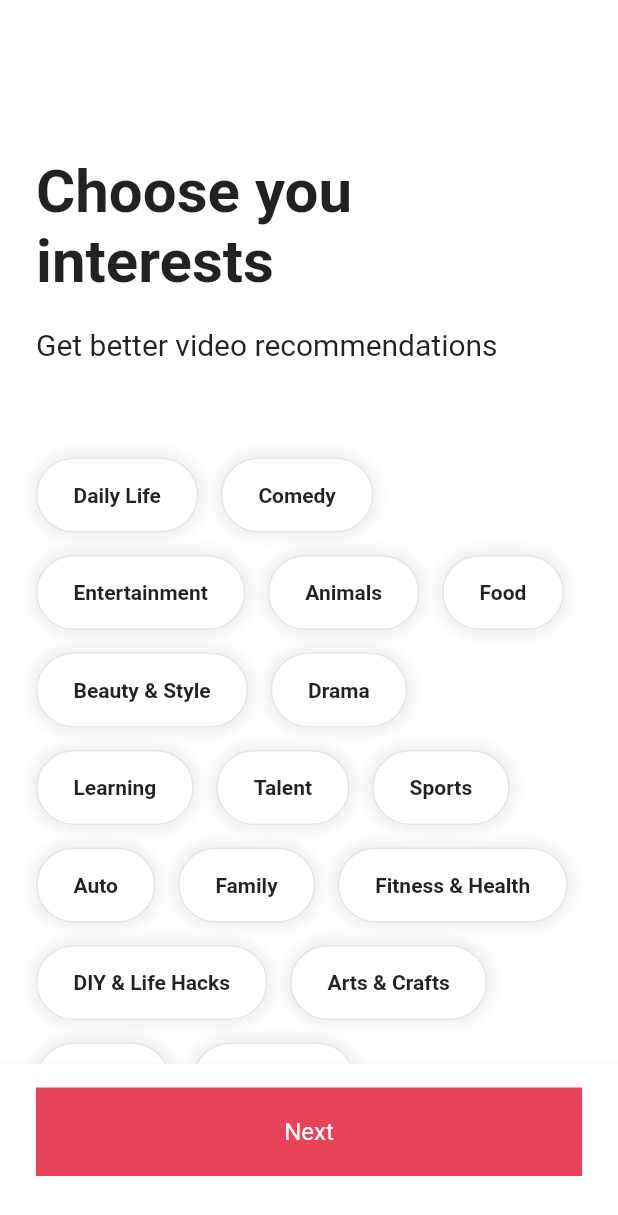
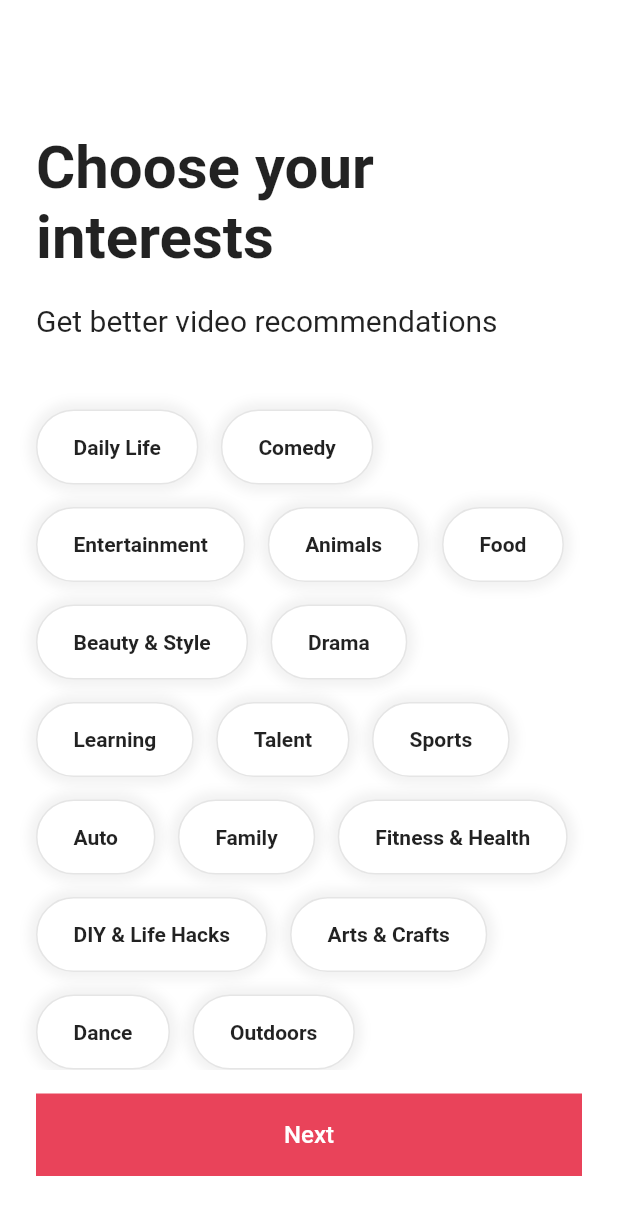
Before and after one commit to Seungnyeong/flutter-tiktok, a Flutter app: the InterestsScreen screen opened directly, on a phone screen of 412 x 824 dp. Shown: the top 1215 px of the screen. Run offline on Flutter 3.47's test engine with Material 3 defaults, Android fonts, the phone set to English and light mode, and no system bars; our stand-ins replace font_awesome_flutter, video_player, visibility_detector; network calls fail.

Commit message:
Dark Mode

```diff
--- a/lib/features/authentication/email_screen.dart
+++ b/lib/features/authentication/email_screen.dart
@@ -63,7 +63,6 @@ class _EmailScreenState extends State<EmailScreen> {
     return GestureDetector(
       onTap: _onScaffoldTap,
       child: Scaffold(
-        backgroundColor: Colors.white,
         appBar: AppBar(
           title: const Text(
             "Sign up",
--- a/lib/features/authentication/password_screen.dart
+++ b/lib/features/authentication/password_screen.dart
@@ -69,7 +69,6 @@ class _PasswordScreenState extends State<PasswordScreen> {
     return GestureDetector(
       onTap: _onScaffoldTap,
       child: Scaffold(
-        backgroundColor: Colors.white,
         appBar: AppBar(
           title: const Text(
             "Sign up",
--- a/lib/features/authentication/username_screen.dart
+++ b/lib/features/authentication/username_screen.dart
@@ -41,7 +41,6 @@ class _UsernameScreenState extends State<UsernameScreen> {
   @override
   Widget build(BuildContext context) {
     return Scaffold(
-      backgroundColor: Colors.white,
       appBar: AppBar(
         title: const Text(
           "Sign up",
--- a/lib/features/main_navigation/widgets/post_video_button.dart
+++ b/lib/features/main_navigation/widgets/post_video_button.dart
@@ -1,6 +1,7 @@
 import 'package:flutter/material.dart';
 import 'package:font_awesome_flutter/font_awesome_flutter.dart';
 import 'package:tiktok_clone/constants/sizes.dart';
+import 'package:tiktok_clone/utils.dart';
 
 class PostVideoButton extends StatelessWidget {
   const PostVideoButton({super.key, required this.inverted});
@@ -8,6 +9,7 @@ class PostVideoButton extends StatelessWidget {
 
   @override
   Widget build(BuildContext context) {
+    final isDark = isDarkMode(context);
     return Stack(
       clipBehavior: Clip.none,
       children: [
@@ -47,14 +49,14 @@ class PostVideoButton extends StatelessWidget {
             horizontal: Sizes.size12,
           ),
           decoration: BoxDecoration(
-              color: !inverted ? Colors.white : Colors.black,
+              color: !inverted || isDark ? Colors.white : Colors.black,
               borderRadius: BorderRadius.circular(
                 Sizes.size6,
               )),
           child: Center(
             child: FaIcon(
               FontAwesomeIcons.plus,
-              color: inverted ? Colors.white : Colors.black,
+              color: !inverted || isDark ? Colors.black : Colors.white,
               size: 18,
             ),
           ),
--- a/lib/features/onboarding/interests_screen.dart
+++ b/lib/features/onboarding/interests_screen.dart
@@ -2,6 +2,7 @@ import 'package:flutter/material.dart';
 import 'package:tiktok_clone/constants/gaps.dart';
 import 'package:tiktok_clone/constants/sizes.dart';
 import 'package:tiktok_clone/features/onboarding/tutorial_scrren.dart';
+
 import 'package:tiktok_clone/features/onboarding/widgets/interest_button.dart';
 
 const interests = [
@@ -46,6 +47,9 @@ const interests = [
 ];
 
 class InterestsScreen extends StatefulWidget {
+  static const String routeName = "interests";
+  static const String routeURL = "/tutorial";
+
   const InterestsScreen({super.key});
 
   @override
@@ -56,6 +60,7 @@ class _InterestsScreenState extends State<InterestsScreen> {
   final ScrollController _scrollController = ScrollController();
 
   bool _showTitle = false;
+
   void _onScroll() {
     if (_scrollController.offset > 100) {
       if (_showTitle) return;
@@ -74,7 +79,8 @@ class _InterestsScreenState extends State<InterestsScreen> {
       context,
       MaterialPageRoute(
         builder: (context) => const TutorialScreen(),
-        ));
+      ),
+    );
   }
 
   @override
@@ -95,10 +101,8 @@ class _InterestsScreenState extends State<InterestsScreen> {
       appBar: AppBar(
         title: AnimatedOpacity(
           opacity: _showTitle ? 1 : 0,
-          duration: const Duration(
-            milliseconds: 300,
-          ),
-          child: const Text('Choose your interests'),
+          duration: const Duration(milliseconds: 300),
+          child: const Text("Choose your interests"),
         ),
       ),
       body: Scrollbar(
@@ -109,15 +113,14 @@ class _InterestsScreenState extends State<InterestsScreen> {
             padding: const EdgeInsets.only(
               left: Sizes.size24,
               right: Sizes.size24,
-              top: Sizes.size16,
-              bottom: Sizes.size40,
+              bottom: Sizes.size16,
             ),
             child: Column(
               crossAxisAlignment: CrossAxisAlignment.start,
               children: [
                 Gaps.v32,
                 const Text(
-                  "Choose you interests",
+                  "Choose your interests",
                   style: TextStyle(
                     fontSize: Sizes.size40,
                     fontWeight: FontWeight.bold,
@@ -130,7 +133,7 @@ class _InterestsScreenState extends State<InterestsScreen> {
                     fontSize: Sizes.size20,
                   ),
                 ),
-                Gaps.v64,
+                Gaps.v48,
                 Wrap(
                   runSpacing: 15,
                   spacing: 15,
@@ -138,15 +141,13 @@ class _InterestsScreenState extends State<InterestsScreen> {
                     for (var interest in interests)
                       InterestButton(interest: interest)
                   ],
-                ),
+                )
               ],
             ),
           ),
         ),
       ),
-      bottomNavigationBar: BottomAppBar(
-        elevation: 1,
-        child: Padding(
+      bottomNavigationBar: Padding(
         padding: const EdgeInsets.only(
           bottom: Sizes.size40,
           top: Sizes.size16,
@@ -157,7 +158,7 @@ class _InterestsScreenState extends State<InterestsScreen> {
           onTap: _onNextTap,
           child: Container(
             padding: const EdgeInsets.symmetric(
-                vertical: Sizes.size20,
+              vertical: Sizes.size16 + Sizes.size2,
             ),
             decoration: BoxDecoration(
               color: Theme.of(context).primaryColor,
@@ -167,8 +168,8 @@ class _InterestsScreenState extends State<InterestsScreen> {
               textAlign: TextAlign.center,
               style: TextStyle(
                 color: Colors.white,
+                fontWeight: FontWeight.w500,
                 fontSize: Sizes.size16,
-                ),
               ),
             ),
           ),
--- a/lib/features/onboarding/widgets/interest_button.dart
+++ b/lib/features/onboarding/widgets/interest_button.dart
@@ -1,11 +1,12 @@
 import 'package:flutter/material.dart';
-import 'package:tiktok_clone/constants/sizes.dart';
+import 'package:tiktok_clone/utils.dart';
+import '../../../constants/sizes.dart';
 
 class InterestButton extends StatefulWidget {
   const InterestButton({
-    super.key,
+    Key? key,
     required this.interest,
-  });
+  }) : super(key: key);
 
   final String interest;
 
@@ -33,7 +34,11 @@ class _InterestButtonState extends State<InterestButton> {
           horizontal: Sizes.size24,
         ),
         decoration: BoxDecoration(
-            color: _isSelected ? Theme.of(context).primaryColor : Colors.white,
+          color: _isSelected
+              ? Theme.of(context).primaryColor
+              : isDarkMode(context)
+                  ? Colors.grey.shade700
+                  : Colors.white,
           borderRadius: BorderRadius.circular(
             Sizes.size32,
           ),
@@ -45,8 +50,9 @@ class _InterestButtonState extends State<InterestButton> {
               color: Colors.black.withOpacity(0.05),
               blurRadius: 5,
               spreadRadius: 5,
-              )
-            ]),
+            ),
+          ],
+        ),
         child: Text(
           widget.interest,
           style: TextStyle(
--- /dev/null
+++ b/lib/utils.dart
@@ -0,0 +1,4 @@
+import 'package:flutter/cupertino.dart';
+
+bool isDarkMode(BuildContext context) =>
+    MediaQuery.of(context).platformBrightness == Brightness.dark;
--- a/pubspec.yaml
+++ b/pubspec.yaml
@@ -36,7 +36,7 @@ dependencies:
   # Use with the CupertinoIcons class for iOS style icons.
   cupertino_icons: ^1.0.2
   visibility_detector: ^0.4.0+2
-
+  google_fonts: 4.0.1
 dev_dependencies:
   flutter_test:
     sdk: flutter
```
Also changed, not shown: lib/features/authentication/login_screen.dart (+12 -8 lines), lib/features/authentication/sign_up_screen.dart (+14 -17 lines), lib/features/authentication/widgets/form_button.dart (+11 -4 lines), lib/features/discover/discover_screen.dart (+10 -7 lines), lib/features/inbox/activity_screen.dart (+14 -13 lines), lib/features/main_navigation/main_navigation_screen.dart (+7 -6 lines), lib/features/main_navigation/widgets/nav_tab.dart (+9 -3 lines), lib/features/onboarding/tutorial_scrren.dart (+22 -31 lines), lib/features/users/user_profile_screen.dart (+8 -4 lines), lib/features/users/widgets/persistent_tab_bar.dart (+9 -7 lines), lib/features/videos/widgets/video_comments.dart (+19 -11 lines), lib/main.dart (+52 -8 lines), pubspec.lock, 2 other files. Lines whose indentation alone changed are shown as unchanged.
